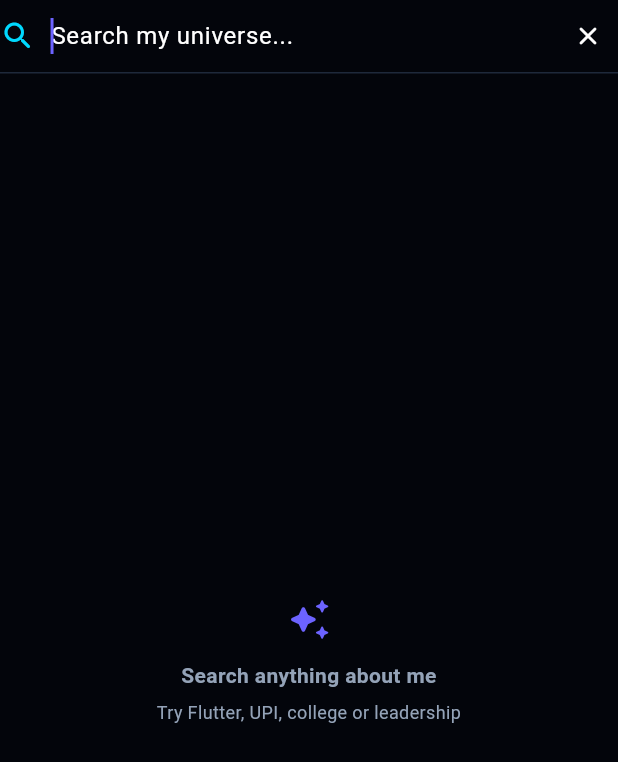
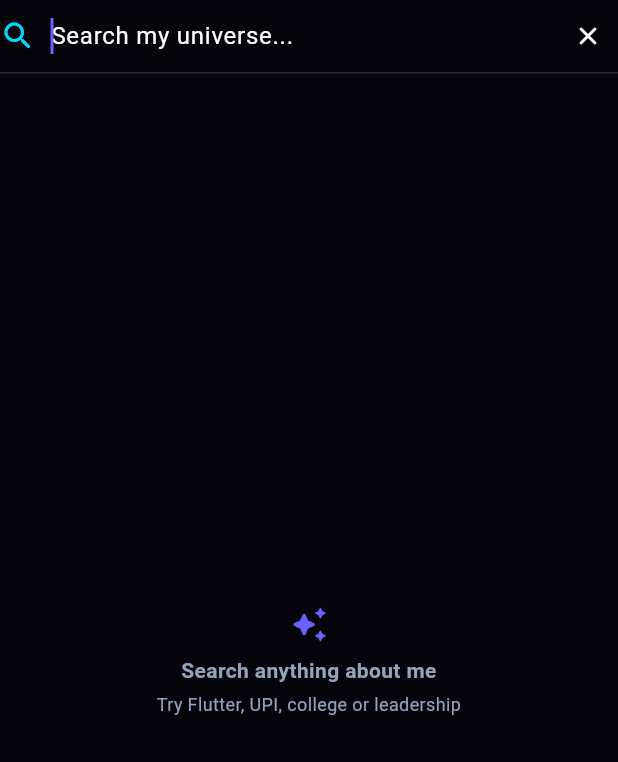
Before and after one commit to S-yuvaraj03/yuvaraj_portfolio, a Flutter app: the _SearchIsland widget shown alone on an empty page, opened directly, on a phone screen of 412 x 824 dp. Shown: the top 762 px of the screen. Run offline on Flutter 3.47's test engine with Material 3 defaults, Android fonts, the phone set to English and light mode, and no system bars; our stand-ins replace equatable, flutter_bloc, go_router.

Commit message:
Prevent island transition overflow and paginate search

```diff
--- a/lib/features/widgets/dynamic_island.dart
+++ b/lib/features/widgets/dynamic_island.dart
@@ -304,13 +304,26 @@ class _SearchIsland extends StatelessWidget {
 
   @override
   Widget build(BuildContext context) {
+    return LayoutBuilder(
+      builder: (context, constraints) {
+        // AnimatedContainer grows from the navigation height to the search
+        // height. During those intermediate frames there is not enough room
+        // for the search content, so render nothing until the island can
+        // safely contain its fixed header and results area.
+        if (constraints.maxHeight < 120) {
+          return const SizedBox.shrink();
+        }
+
         return Column(
           children: [
             SizedBox(
               height: 48,
               child: Row(
                 children: [
-              const Icon(Icons.search_rounded, color: AppColors.secondary),
+                  const Icon(
+                    Icons.search_rounded,
+                    color: AppColors.secondary,
+                  ),
                   const SizedBox(width: 10),
                   Expanded(
                     child: TextField(
@@ -332,26 +345,36 @@ class _SearchIsland extends StatelessWidget {
                     icon: Icons.close_rounded,
                     onPressed: () {
                       context.read<PortfolioBloc>().add(
-                    const DynamicIslandModeChanged(DynamicIslandMode.compact),
+                        const DynamicIslandModeChanged(
+                          DynamicIslandMode.compact,
+                        ),
                       );
                     },
                   ),
                 ],
               ),
             ),
-
             const Divider(height: 1, color: AppColors.border),
-
             const SizedBox(height: 8),
-
             const Expanded(child: _SearchResults()),
           ],
+        );
+      },
     );
   }
 }
 
-class _SearchResults extends StatelessWidget {
+class _SearchResults extends StatefulWidget {
   const _SearchResults();
+
+  @override
+  State<_SearchResults> createState() => _SearchResultsState();
+}
+
+class _SearchResultsState extends State<_SearchResults> {
+  static const int _pageSize = 3;
+  int _page = 0;
+  String _lastQuery = '';
 
   @override
   Widget build(BuildContext context) {
@@ -360,6 +383,11 @@ class _SearchResults extends StatelessWidget {
           previous.searchQuery != current.searchQuery ||
           previous.searchResults != current.searchResults,
       builder: (context, state) {
+        if (_lastQuery != state.searchQuery) {
+          _lastQuery = state.searchQuery;
+          _page = 0;
+        }
+
         if (state.searchQuery.isEmpty) {
           return const _SearchHint();
         }
@@ -373,13 +401,65 @@ class _SearchResults extends StatelessWidget {
           );
         }
 
-        return ListView.separated(
-          itemCount: state.searchResults.length,
+        final pageCount = (state.searchResults.length / _pageSize).ceil();
+        final safePage = _page.clamp(0, pageCount - 1);
+        final start = safePage * _pageSize;
+        final end = (start + _pageSize).clamp(0, state.searchResults.length);
+        final visibleResults = state.searchResults.sublist(start, end);
+
+        return Column(
+          children: [
+            Expanded(
+              child: ListView.separated(
+                padding: EdgeInsets.zero,
+                itemCount: visibleResults.length,
                 separatorBuilder: (_, _) =>
                     const Divider(height: 1, color: AppColors.border),
                 itemBuilder: (context, index) {
-            return _SearchResultTile(item: state.searchResults[index]);
+                  return _SearchResultTile(item: visibleResults[index]);
                 },
+              ),
+            ),
+            if (pageCount > 1)
+              SizedBox(
+                height: 34,
+                child: Row(
+                  mainAxisAlignment: MainAxisAlignment.center,
+                  children: [
+                    IconButton(
+                      tooltip: 'Previous results',
+                      visualDensity: VisualDensity.compact,
+                      onPressed: safePage > 0
+                          ? () => setState(() => _page = safePage - 1)
+                          : null,
+                      icon: const Icon(
+                        Icons.chevron_left_rounded,
+                        size: 19,
+                      ),
+                    ),
+                    Text(
+                      '${safePage + 1} / $pageCount',
+                      style: const TextStyle(
+                        color: AppColors.textSecondary,
+                        fontSize: 11,
+                        fontWeight: FontWeight.w600,
+                      ),
+                    ),
+                    IconButton(
+                      tooltip: 'Next results',
+                      visualDensity: VisualDensity.compact,
+                      onPressed: safePage < pageCount - 1
+                          ? () => setState(() => _page = safePage + 1)
+                          : null,
+                      icon: const Icon(
+                        Icons.chevron_right_rounded,
+                        size: 19,
+                      ),
+                    ),
+                  ],
+                ),
+              ),
+          ],
         );
       },
     );
@@ -392,24 +472,33 @@ class _SearchHint extends StatelessWidget {
   @override
   Widget build(BuildContext context) {
     return const Center(
+      child: SingleChildScrollView(
+        physics: NeverScrollableScrollPhysics(),
         child: Column(
           mainAxisSize: MainAxisSize.min,
-        mainAxisAlignment: MainAxisAlignment.center,
           children: [
-          Icon(Icons.auto_awesome_rounded, color: AppColors.primary, size: 30),
-          SizedBox(height: 12),
+            Icon(
+              Icons.auto_awesome_rounded,
+              color: AppColors.primary,
+              size: 26,
+            ),
+            SizedBox(height: 8),
             Text(
               'Search anything about me',
               textAlign: TextAlign.center,
               style: TextStyle(fontWeight: FontWeight.w600),
             ),
-          SizedBox(height: 6),
+            SizedBox(height: 4),
             Text(
               'Try Flutter, UPI, college or leadership',
               textAlign: TextAlign.center,
-            style: TextStyle(color: AppColors.textSecondary, fontSize: 12),
+              style: TextStyle(
+                color: AppColors.textSecondary,
+                fontSize: 12,
+              ),
             ),
           ],
+        ),
       ),
     );
   }
```
Lines whose indentation alone changed are shown as unchanged.
